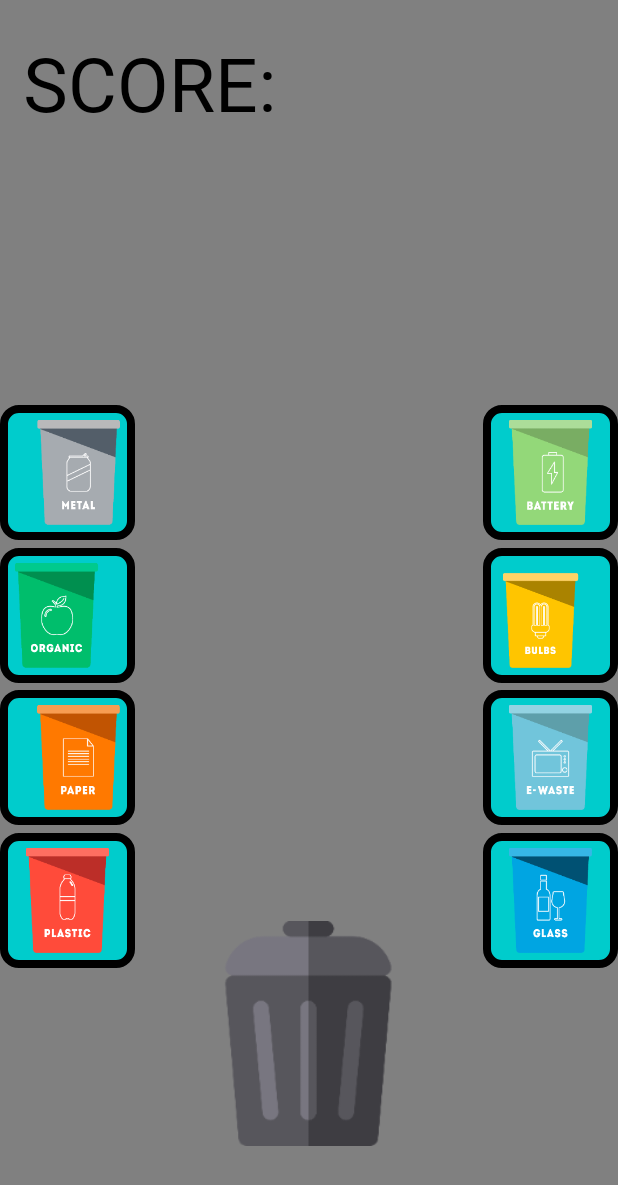
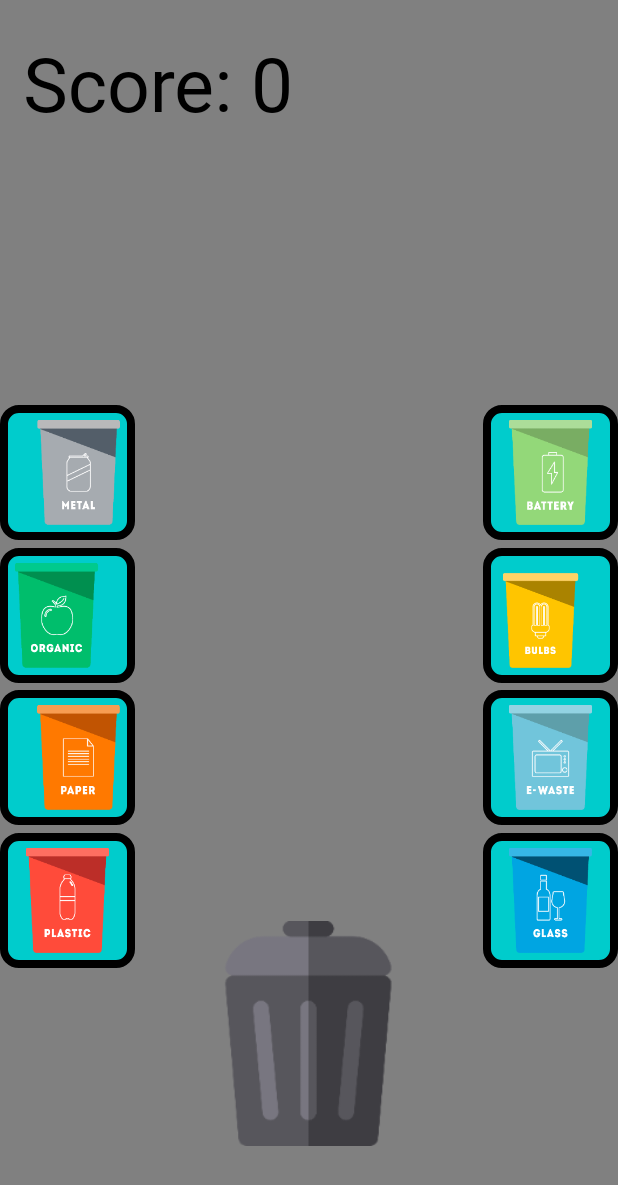
Before and after one commit to rrTio/CESTINO, an Android app: the MainActivity screen opened directly, with no data from a screen before it, on a phone screen of 412 x 824 dp. Shown: the top 1185 px of the screen. Run offline under Robolectric (Android 15) with nearby library versions, the phone set to English and light mode, and no system bars.

Commit message:
Added score in setup method

```diff
--- a/app/src/main/java/com/example/final_project/MainActivity.java
+++ b/app/src/main/java/com/example/final_project/MainActivity.java
@@ -6,6 +6,7 @@ import android.view.MotionEvent;
 import android.view.View;
 import android.widget.ImageButton;
 import android.widget.ImageView;
+import android.widget.TextView;
 import androidx.annotation.RequiresApi;
 import androidx.appcompat.app.AppCompatActivity;
 import android.os.Bundle;
@@ -14,6 +15,8 @@ public class MainActivity extends AppCompatActivity
 {
     ImageButton ibtnBattery, ibtnBulbs, ibtnEWaste, ibtnGlass, ibtnMetal, ibtnOrganic, ibtnPaper, ibtnPlastic;
     ImageView player;
+    TextView lblScore;
+    int score = 0;
     Drawable battery, bulbs, eWaste, glass, metal, organic, paper, plastic;
     float xDown = 0,yDown = 0;
 
@@ -91,5 +94,8 @@ public class MainActivity extends AppCompatActivity
         plastic = ibtnPlastic.getDrawable();
 
         player = findViewById(R.id.player);
+
+        lblScore = findViewById(R.id.lblScore);
+        lblScore.setText("Score: " + score);
     }
 }
--- a/app/src/main/res/layout/activity_main.xml
+++ b/app/src/main/res/layout/activity_main.xml
@@ -9,6 +9,7 @@
         tools:context=".MainActivity">
 
     <TextView
+            android:id="@+id/lblScore"
             android:layout_width="250dp"
             android:layout_height="80dp"
             android:layout_marginTop="15dp"
```
